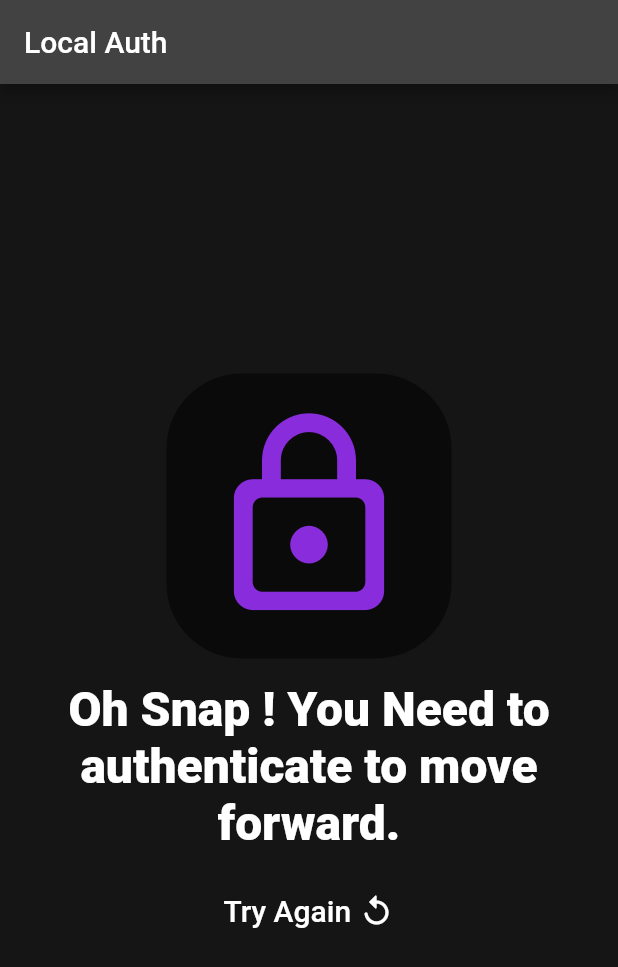
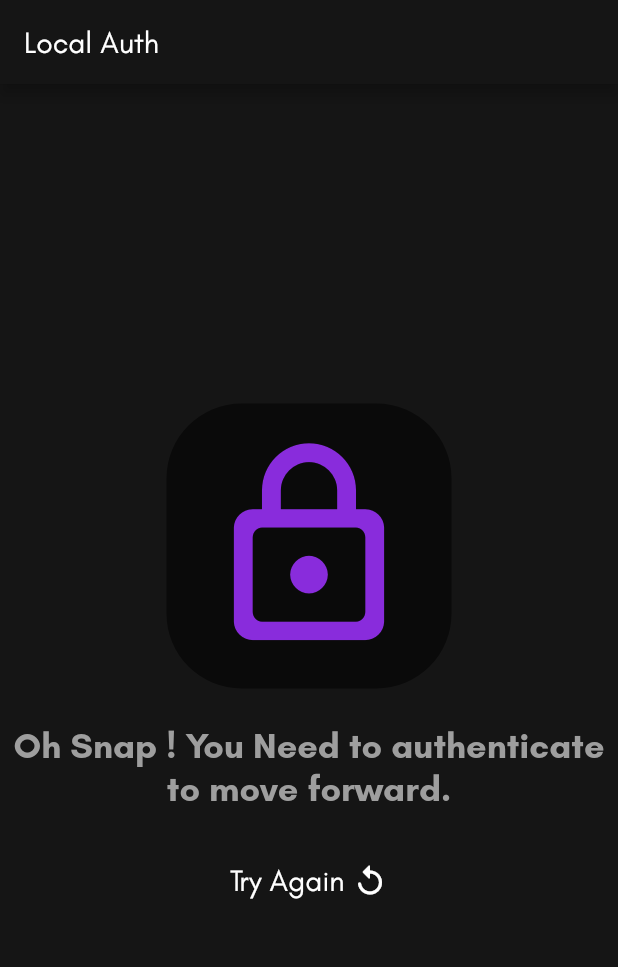
Before and after one commit to desi-programmer/flutter_password_manager, a Flutter app: the screen it shows after launch, on a phone screen of 412 x 824 dp. Shown: the top 967 px of the screen. Run offline on Flutter 3.47's test engine with Material 2 defaults, Android fonts, the phone set to English and light mode, and no system bars; our stand-ins replace flutter_secure_storage, flutter_slidable, fluttertoast, hive, hive_flutter, local_auth; missing offline and left inert: encrypt, mbi; accounts and stored records are empty; Roboto replaces fonts that are missing (keepcalm).

Commit message:
Updated To Work Well With Flutter version 2.10.2

```diff
--- a/lib/main.dart
+++ b/lib/main.dart
@@ -1,7 +1,6 @@
 import 'dart:convert';
 import 'package:flutter/material.dart';
 import 'package:flutter_secure_storage/flutter_secure_storage.dart';
-import 'package:hive/hive.dart';
 import 'package:local_auth/local_auth.dart';
 import 'package:password_manager/pages/passwords.dart';
 import 'package:hive_flutter/hive_flutter.dart';
@@ -35,13 +34,26 @@ class MyApp extends StatelessWidget {
     return MaterialApp(
       debugShowCheckedModeBanner: false,
       title: 'Password Manager',
-      theme: ThemeData.dark().copyWith(
+      darkTheme: ThemeData(
         primaryColor: Color(0xff892cdc),
-        accentColor: Colors.purpleAccent,
         scaffoldBackgroundColor: Color(0xff151515),
+        appBarTheme: AppBarTheme(
+          backgroundColor: Color(0xff151515),
+        ),
+        primaryColorDark: Colors.purple,
         textTheme: TextTheme().apply(
           fontFamily: "customFont",
         ),
+        fontFamily: "customFont",
+      ),
+      themeMode: ThemeMode.dark,
+      theme: ThemeData(
+        primaryColor: Color(0xff892cdc),
+        primaryColorDark: Colors.purple,
+        textTheme: TextTheme().apply(
+          fontFamily: "customFont",
+        ),
+        fontFamily: "customFont",
       ),
       home: FingerPrintAuth(),
     );
@@ -137,14 +149,17 @@ class _FingerPrintAuthState extends State<FingerPrintAuth> {
                 mainAxisAlignment: MainAxisAlignment.center,
                 crossAxisAlignment: CrossAxisAlignment.center,
                 children: [
-                  Text(
-                    "Oh Snap ! You Need to authenticate to move forward.",
-                    style: TextStyle(
-                      fontSize: 32.0,
-                      fontFamily: "keepcalm",
-                      fontWeight: FontWeight.w800,
+                  Padding(
+                    padding: const EdgeInsets.all(8.0),
+                    child: Text(
+                      "Oh Snap ! You Need to authenticate to move forward.",
+                      style: TextStyle(
+                        fontSize: 24.0,
+                        color: Colors.grey,
+                        fontWeight: FontWeight.w800,
+                      ),
+                      textAlign: TextAlign.center,
                     ),
-                    textAlign: TextAlign.center,
                   ),
                   //
                   SizedBox(
```
Also changed, not shown: lib/pages/passwords.dart (+17 -19 lines), pubspec.yaml (+13 -23 lines), pubspec.lock.
